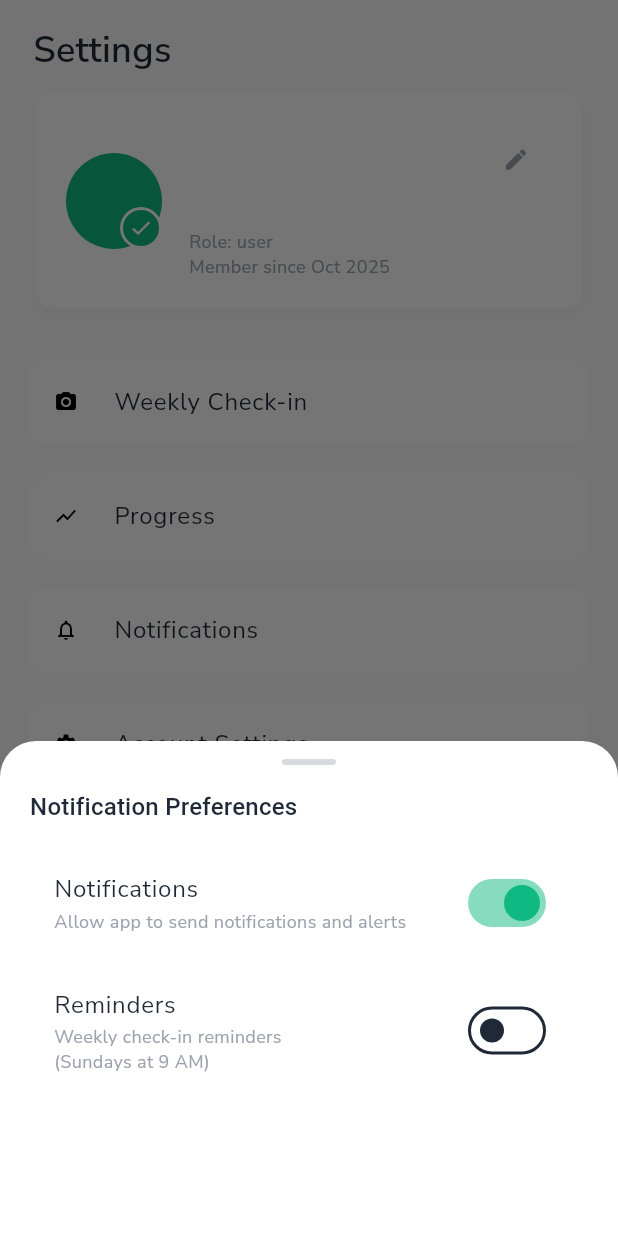
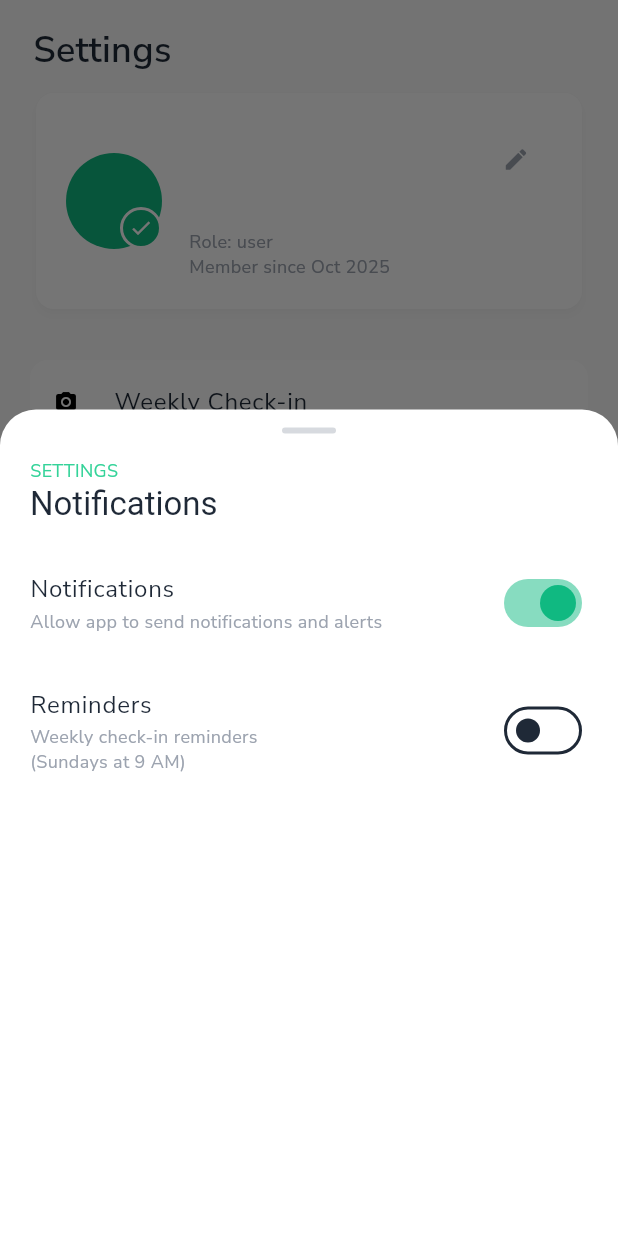
Before and after one commit to mahmoudal99/moctarnutrition, a Flutter app: the ProfileScreen screen opened directly, after a tap on "Notifications", on a phone screen of 412 x 824 dp. Run offline on Flutter 3.47's test engine with Material 3 defaults, Android fonts, the phone set to English and light mode, and no system bars; our stand-ins replace auth_buttons, cached_network_image, cloud_firestore, confetti, firebase_auth, firebase_core and 18 more; missing offline and left inert: flutter_floating_bottom_bar, flutter_stripe, mobile_scanner, openfoodfacts; accounts and stored records are empty; project files that could hold a hidden picture were left out.

Commit message:
Add notifications bottom sheet

```diff
--- a/lib/features/profile/presentation/screens/profile_screen.dart
+++ b/lib/features/profile/presentation/screens/settings_screen.dart
@@ -23,6 +23,62 @@ class ProfileScreen extends StatelessWidget {
 
   const ProfileScreen({super.key});
 
+  void showNotificationsSheet(BuildContext context) {
+    showModalBottomSheet<void>(
+      context: context,
+      isScrollControlled: true,
+      useRootNavigator: true,
+      backgroundColor: Colors.white,
+      shape: const RoundedRectangleBorder(
+        borderRadius: BorderRadius.vertical(top: Radius.circular(24)),
+      ),
+      builder: (sheetContext) {
+        final viewInsets = MediaQuery.of(sheetContext).viewInsets;
+        final padding = MediaQuery.of(sheetContext).padding;
+
+        return Padding(
+          padding: EdgeInsets.only(
+            left: 20,
+            right: 20,
+            top: 12,
+            bottom: viewInsets.bottom + padding.bottom + 300,
+          ),
+          child: Column(
+            mainAxisSize: MainAxisSize.min,
+            crossAxisAlignment: CrossAxisAlignment.start,
+            children: [
+              Center(
+                child: Container(
+                  width: 36,
+                  height: 4,
+                  decoration: BoxDecoration(
+                    color: AppConstants.textTertiary.withOpacity(0.4),
+                    borderRadius: BorderRadius.circular(999),
+                  ),
+                ),
+              ),
+              const SizedBox(height: 16),
+              Text(
+                'SETTINGS',
+                style: AppTextStyles.caption.copyWith(
+                  color: AppConstants.secondaryColor
+                ),
+              ),
+              Text(
+                'Notifications',
+                style: Theme.of(sheetContext).textTheme.titleLarge,
+              ),
+              const SizedBox(height: 16),
+              const NotificationsToggle(),
+              const SizedBox(height: 12),
+              const RemindersToggle(),
+            ],
+          ),
+        );
+      },
+    );
+  }
+
   @override
   Widget build(BuildContext context) {
     return Consumer<app_auth.AuthProvider>(
@@ -45,58 +101,6 @@ class ProfileScreen extends StatelessWidget {
         final privacy = ProfileDataProvider.getPrivacyItems(context);
         final support = ProfileDataProvider.getSupportItems(context);
 
-        void showNotificationsSheet() {
-          showModalBottomSheet<void>(
-            context: context,
-            isScrollControlled: true,
-            useRootNavigator: true,
-            backgroundColor: Colors.white,
-            shape: const RoundedRectangleBorder(
-              borderRadius: BorderRadius.vertical(top: Radius.circular(24)),
-            ),
-            builder: (sheetContext) {
-              final viewInsets = MediaQuery.of(sheetContext).viewInsets;
-              final padding = MediaQuery.of(sheetContext).padding;
-
-              return SafeArea(
-                child: Padding(
-                  padding: EdgeInsets.only(
-                    left: 20,
-                    right: 20,
-                    top: 12,
-                    bottom: viewInsets.bottom + padding.bottom + 100,
-                  ),
-                  child: Column(
-                    mainAxisSize: MainAxisSize.min,
-                    crossAxisAlignment: CrossAxisAlignment.start,
-                    children: [
-                      Center(
-                        child: Container(
-                          width: 36,
-                          height: 4,
-                          decoration: BoxDecoration(
-                            color: AppConstants.textTertiary.withOpacity(0.4),
-                            borderRadius: BorderRadius.circular(999),
-                          ),
-                        ),
-                      ),
-                      const SizedBox(height: 16),
-                      Text(
-                        'Notification Preferences',
-                        style: Theme.of(sheetContext).textTheme.titleMedium,
-                      ),
-                      const SizedBox(height: 16),
-                      const NotificationsToggle(),
-                      const SizedBox(height: 12),
-                      const RemindersToggle(),
-                    ],
-                  ),
-                ),
-              );
-            },
-          );
-        }
-
         return Scaffold(
           backgroundColor: AppConstants.backgroundColor,
           body: SafeArea(
@@ -118,7 +122,7 @@ class ProfileScreen extends StatelessWidget {
                     item: SettingsItem(
                       label: 'Notifications',
                       icon: Icons.notifications_outlined,
-                      onTap: showNotificationsSheet,
+                      onTap: () => showNotificationsSheet(context),
                     ),
                   ),
                 ],
--- a/lib/features/profile/presentation/widgets/notifications_toggle.dart
+++ b/lib/features/profile/presentation/widgets/notifications_toggle.dart
@@ -51,6 +51,8 @@ class _NotificationsToggleState extends State<NotificationsToggle> {
   @override
   Widget build(BuildContext context) {
     return ListTile(
+      contentPadding: EdgeInsets.zero,
+      tileColor: AppConstants.surfaceColor,
       title: Text(
         'Notifications',
         style: AppTextStyles.bodyMedium,
--- a/lib/features/profile/presentation/widgets/reminders_toggle.dart
+++ b/lib/features/profile/presentation/widgets/reminders_toggle.dart
@@ -148,6 +148,8 @@ class _RemindersToggleState extends State<RemindersToggle> {
   @override
   Widget build(BuildContext context) {
     return ListTile(
+      contentPadding: EdgeInsets.zero,
+      tileColor: Colors.white,
       title: Text(
         'Reminders',
           style: AppTextStyles.bodyMedium
--- a/lib/main.dart
+++ b/lib/main.dart
@@ -17,7 +17,7 @@ import 'features/onboarding/presentation/screens/onboarding_screen.dart';
 import 'features/onboarding/presentation/screens/protein_calculation_screen.dart';
 import 'features/subscription/presentation/screens/subscription_screen.dart';
 import 'features/meal_prep/presentation/screens/meal_prep_screen.dart';
-import 'features/profile/presentation/screens/profile_screen.dart';
+import 'features/profile/presentation/screens/settings_screen.dart';
 import 'features/checkin/presentation/screens/checkin_screen.dart';
 import 'features/checkin/presentation/screens/checkin_form_screen.dart';
 import 'features/checkin/presentation/screens/checkin_details_screen.dart';
```
